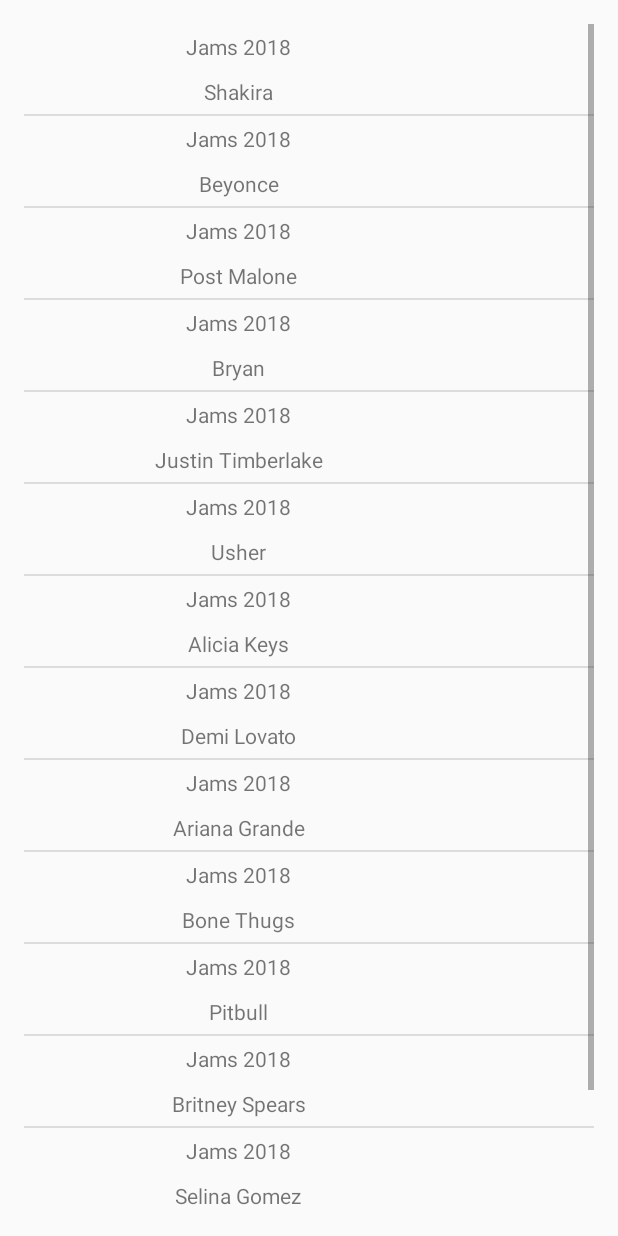
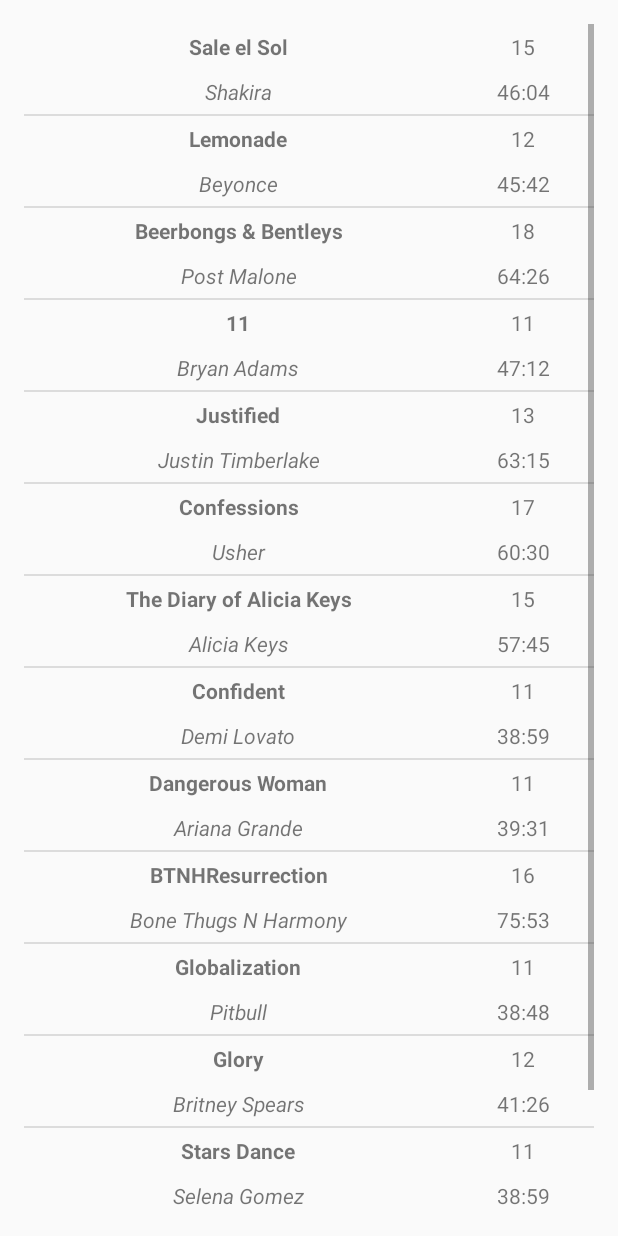
Before and after one commit to JCovarrubias7/MusicAppUdacity, an Android app: the screen it shows after launch (AlbumsActivity), after a tap on "Albums", on a phone screen of 412 x 824 dp. Run offline under Robolectric (Android 15) with nearby library versions, the phone set to English and light mode, and no system bars.

Commit message:
Update and make necessary files to create albums list on second screen.

```diff
--- a/app/src/main/java/com/example/android/musicappudacity/AlbumsActivity.java
+++ b/app/src/main/java/com/example/android/musicappudacity/AlbumsActivity.java
@@ -2,12 +2,11 @@
 
 import android.os.Bundle;
 import android.support.v7.app.AppCompatActivity;
-import android.widget.Adapter;
 import android.widget.ListView;
 
 import java.util.ArrayList;
 
-public class AlbumsActivity extends AppCompatActivity{
+public class AlbumsActivity extends AppCompatActivity {
 
     @Override
     protected void onCreate(Bundle savedInstanceState) {
@@ -15,25 +14,25 @@
         setContentView(R.layout.item_list);
 
         // Create an array of English words
-        ArrayList<Music> albums = new ArrayList<>();
-        albums.add(new Music("Jams 2018", "Shakira"));
-        albums.add(new Music("Jams 2018", "Beyonce"));
-        albums.add(new Music("Jams 2018", "Post Malone"));
-        albums.add(new Music("Jams 2018", "Bryan"));
-        albums.add(new Music("Jams 2018", "Justin Timberlake"));
-        albums.add(new Music("Jams 2018", "Usher"));
-        albums.add(new Music("Jams 2018", "Alicia Keys"));
-        albums.add(new Music("Jams 2018", "Demi Lovato"));
-        albums.add(new Music("Jams 2018", "Ariana Grande"));
-        albums.add(new Music("Jams 2018", "Bone Thugs"));
-        albums.add(new Music("Jams 2018", "Pitbull"));
-        albums.add(new Music("Jams 2018", "Britney Spears"));
-        albums.add(new Music("Jams 2018", "Selina Gomez"));
-        albums.add(new Music("Jams 2018", "Predro Fernandez"));
-        albums.add(new Music("Jams 2018", "Joan Sebastian"));
+        ArrayList<CompositionClass> music = new ArrayList<>();
+        music.add(new CompositionClass("Shakira", "Sale el Sol", "46:04", 15, "Rabiosa", "2:52"));
+        music.add(new CompositionClass("Beyonce", "Lemonade", "45:42", 12, "Sorry", "3:52"));
+        music.add(new CompositionClass("Post Malone", "Beerbongs & Bentleys", "64:26", 18, "Rockstar", "3:39"));
+        music.add(new CompositionClass("Bryan Adams", "11", "47:12", 11, "Somethin' to Believe in", "4:01"));
+        music.add(new CompositionClass("Justin Timberlake", "Justified", "63:15", 13, "Cry Me a River", "4:48"));
+        music.add(new CompositionClass("Usher", "Confessions", "60:30", 17, "Burn", "4:16"));
+        music.add(new CompositionClass("Alicia Keys", "The Diary of Alicia Keys", "57:45", 15, "If I Ain't Got You", "3:48"));
+        music.add(new CompositionClass("Demi Lovato", "Confident", "38:59", 11, "Stone Cold", "3:11"));
+        music.add(new CompositionClass("Ariana Grande", "Dangerous Woman", "39:31", 11, "Dangerous Woman", "3:55"));
+        music.add(new CompositionClass("Bone Thugs N Harmony", "BTNHResurrection", "75:53", 16, "Change The World", "4:31"));
+        music.add(new CompositionClass("Pitbull", "Globalization", "38:48", 11, "Time of Our Lives", "3:49"));
+        music.add(new CompositionClass("Britney Spears", "Glory", "41:26", 12, "Slumber Party", "3:34"));
+        music.add(new CompositionClass("Selena Gomez", "Stars Dance", "38:59", 11, "Come & Get It", "3:51"));
+        music.add(new CompositionClass("Predro Fernandez", "Aventurero", "43:56", 12, "Yo Soy El Aventurero", "3;00"));
+        music.add(new CompositionClass("Joan Sebastian", "Mas Alla Del Sol", "35:28", 12, "Eso Y Mas", "2:39"));
 
 
-        MusicAdapter adapter = new MusicAdapter(this, albums);
+        MusicAdapter adapter = new MusicAdapter(this, music);
 
         ListView listView = (ListView) findViewById(R.id.list);
 
--- /dev/null
+++ b/app/src/main/java/com/example/android/musicappudacity/CompositionClass.java
@@ -0,0 +1,70 @@
+package com.example.android.musicappudacity;
+
+import android.content.Intent;
+
+public class CompositionClass {
+
+    /** Set the state of the class */
+
+    // Artist name
+    private String mArtistName;
+
+    // Album name
+    private String mArtistAlbum;
+
+    // Album Track Total
+    private int mAlbumTotalTracks;
+
+    // Album Length
+    private String mAlbumLength;
+
+    // Song title
+    private String mAlbumSong;
+
+    // Song length in minutes and seconds
+    private String mSongLength;
+
+    /** Constructor, used to create the object with the required inputs the caller has to pass in */
+
+    public CompositionClass(String artist, String album, String albumlength, int tracks, String song, String length) {
+        mArtistName = artist;
+        mArtistAlbum = album;
+        mAlbumLength = albumlength;
+        mAlbumTotalTracks = tracks;
+        mAlbumSong = song;
+        mSongLength = length;
+    }
+
+    /** Set methods to get information from this class */
+
+    // Get  Album
+    public String getArtist() {
+        return mArtistName;
+    }
+
+    // Get  Album
+    public String getAlbum() {
+        return mArtistAlbum;
+    }
+
+    // Get  Album Length
+    public String getmAlbumLength() {
+        return mAlbumLength;
+    }
+
+    // Get  Album
+    public int getTotalTracks() {
+        return mAlbumTotalTracks;
+    }
+
+    // Get Song
+    public String getSong() {
+        return mAlbumSong;
+    }
+
+    // Get Song
+    public String getSongLength() {
+        return mSongLength;
+    }
+
+}
--- a/app/src/main/java/com/example/android/musicappudacity/MainActivity.java
+++ b/app/src/main/java/com/example/android/musicappudacity/MainActivity.java
@@ -16,8 +16,8 @@
         // Set the content of the activity to use the activity_main.xml layout file
         setContentView(R.layout.activity_main);
 
-        // Find the View that shows the numbers category
-        TextView albums = (TextView) findViewById(R.id.albums_textview);
+        // Find the View that shows the albums category
+        TextView albums = (TextView) findViewById(R.id.albums_text_view);
 
         // Set a click listener on that View
         albums.setOnClickListener(new View.OnClickListener() {
@@ -29,8 +29,8 @@
             }
         });
 
-        // Find the View that shows the family category
-        TextView songs = (TextView) findViewById(R.id.songs_textview);
+        // Find the View that shows the songs category
+        TextView songs = (TextView) findViewById(R.id.songs_text_view);
 
         // Set a click listener on that View
         songs.setOnClickListener(new View.OnClickListener() {
--- a/app/src/main/java/com/example/android/musicappudacity/Music.java
+++ /dev/null
@@ -1,31 +0,0 @@
-package com.example.android.musicappudacity;
-
-public class Music {
-
-    /** Set the state of the class */
-
-    // Album name
-    private String mMusicAlbum;
-
-    // Song title
-    private String mMusicSong;
-
-    /** Constructor, used to create the object with the required inputs the caller has to pass in */
-
-    public Music(String album, String song) {
-        mMusicAlbum = album;
-        mMusicSong = song;
-    }
-
-    /** Set methods to get information from this class */
-
-    // Get default translation of the word
-    public String getAlbum() {
-        return mMusicAlbum;
-    }
-
-    // Get Miwork translation of the word
-    public String getSong() {
-        return mMusicSong;
-    }
-}
--- a/app/src/main/java/com/example/android/musicappudacity/MusicAdapter.java
+++ b/app/src/main/java/com/example/android/musicappudacity/MusicAdapter.java
@@ -10,8 +10,8 @@
 
 import java.util.ArrayList;
 
-public class MusicAdapter extends ArrayAdapter<Music> {
-    public MusicAdapter(Activity context, ArrayList<Music> albums) {
+public class MusicAdapter extends ArrayAdapter<CompositionClass> {
+    public MusicAdapter(Activity context, ArrayList<CompositionClass> albums) {
         // Here, we initialize the ArrayAdapter's internal storage for the context and the list.
         // the second argument is used when the ArrayAdapter is populating a single TextView.
         // Because this is a custom adapter for two TextViews and an ImageView, the adapter is not
@@ -26,11 +26,17 @@
         View listItemView = convertView;
         if(listItemView == null) {
             listItemView = LayoutInflater.from(getContext()).inflate(
-                    R.layout.adapter_view_layout, parent, false);
+                    R.layout.adapter_view_albums_layout, parent, false);
         }
 
         // Get the {@link AndroidFlavor} object located at this position in the list
-        Music currentAlbum = getItem(position);
+        CompositionClass currentAlbum = getItem(position);
+
+        // Find the TextView in the list_item.xml layout with the ID version_number
+        TextView songTextView = (TextView) listItemView.findViewById(R.id.artist_text_view);
+        // Get the version number from the current AndroidFlavor object and
+        // set this text on the number TextView
+        songTextView.setText(currentAlbum.getArtist());
 
         // Find the TextView in the list_item.xml layout with the ID version_name
         TextView albumTextView = (TextView) listItemView.findViewById(R.id.album_text_view);
@@ -38,11 +44,17 @@
         // set this text on the name TextView
         albumTextView.setText(currentAlbum.getAlbum());
 
+        // Find the TextView in the list_item.xml layout with the ID version_name
+        TextView albumTracksTextView = (TextView) listItemView.findViewById(R.id.total_tracks_text_view);
+        // Get the version name from the current AndroidFlavor object and
+        // set this text on the name TextView
+        albumTracksTextView.setText(String.valueOf(currentAlbum.getTotalTracks()));
+
         // Find the TextView in the list_item.xml layout with the ID version_number
-        TextView songTextView = (TextView) listItemView.findViewById(R.id.song_text_view);
+        TextView songLengthTextView = (TextView) listItemView.findViewById(R.id.album_total_length_text_view);
         // Get the version number from the current AndroidFlavor object and
         // set this text on the number TextView
-        songTextView.setText(currentAlbum.getSong());
+        songLengthTextView.setText(currentAlbum.getmAlbumLength());
 
         // Return the whole list item layout (containing 2 TextViews and an ImageView)
         // so that it can be shown in the ListView
--- a/app/src/main/res/layout/activity_main.xml
+++ b/app/src/main/res/layout/activity_main.xml
@@ -23,7 +23,7 @@
         android:layout_alignParentBottom="true">
 
         <TextView
-            android:id="@+id/albums_textview"
+            android:id="@+id/albums_text_view"
             style="@style/CategoryStyle"
             android:layout_width="match_parent"
             android:layout_height="wrap_content"
@@ -31,11 +31,11 @@
             android:text="@string/category_albums" />
 
         <TextView
-            android:id="@+id/songs_textview"
+            android:id="@+id/songs_text_view"
             style="@style/CategoryStyle"
             android:layout_width="match_parent"
             android:layout_height="wrap_content"
-            android:layout_below="@id/albums_textview"
+            android:layout_below="@id/albums_text_view"
             android:background="@color/category_songs"
             android:text="@string/category_songs" />
 
--- a/app/src/main/res/layout/adapter_view_layout.xml
+++ b/app/src/main/res/layout/adapter_view_albums_layout.xml
@@ -16,28 +16,44 @@
             android:id="@+id/album_text_view"
             android:layout_width="match_parent"
             android:layout_height="30dp"
+            android:gravity="center"
             android:textAlignment="center"
-            android:gravity="center"
+            android:textStyle="bold"
             tools:text="Album" />
 
         <TextView
-            android:id="@+id/song_text_view"
+            android:id="@+id/artist_text_view"
             android:layout_width="match_parent"
             android:layout_height="30dp"
+            android:gravity="center"
             android:textAlignment="center"
-            android:gravity="center"
-            tools:text="Song" />
+            android:textStyle="italic"
+            tools:text="Artist" />
 
     </LinearLayout>
 
-    <TextView
-        android:id="@+id/length_of_song"
+    <LinearLayout
         android:layout_width="match_parent"
-        android:layout_height="60dp"
+        android:layout_height="wrap_content"
         android:layout_weight="75"
-        android:gravity="center"
-        android:textAlignment="center"
-        tools:text="#:##" />
+        android:orientation="vertical">
 
+        <TextView
+            android:id="@+id/total_tracks_text_view"
+            android:layout_width="match_parent"
+            android:layout_height="30dp"
+            android:gravity="center"
+            android:textAlignment="center"
+            tools:text="##" />
+
+        <TextView
+            android:id="@+id/album_total_length_text_view"
+            android:layout_width="match_parent"
+            android:layout_height="30dp"
+            android:gravity="center"
+            android:textAlignment="center"
+            tools:text="#:##" />
+
+    </LinearLayout>
 
 </LinearLayout>
--- a/build.gradle
+++ b/build.gradle
@@ -7,7 +7,7 @@
         jcenter()
     }
     dependencies {
-        classpath 'com.android.tools.build:gradle:3.1.3'
+        classpath 'com.android.tools.build:gradle:3.1.4'
 
 
         // NOTE: Do not place your application dependencies here; they belong
```
Also changed, not shown: app/src/main/res/layout/adapter_view_songs_layout.xml (added, +46 -0 lines).
